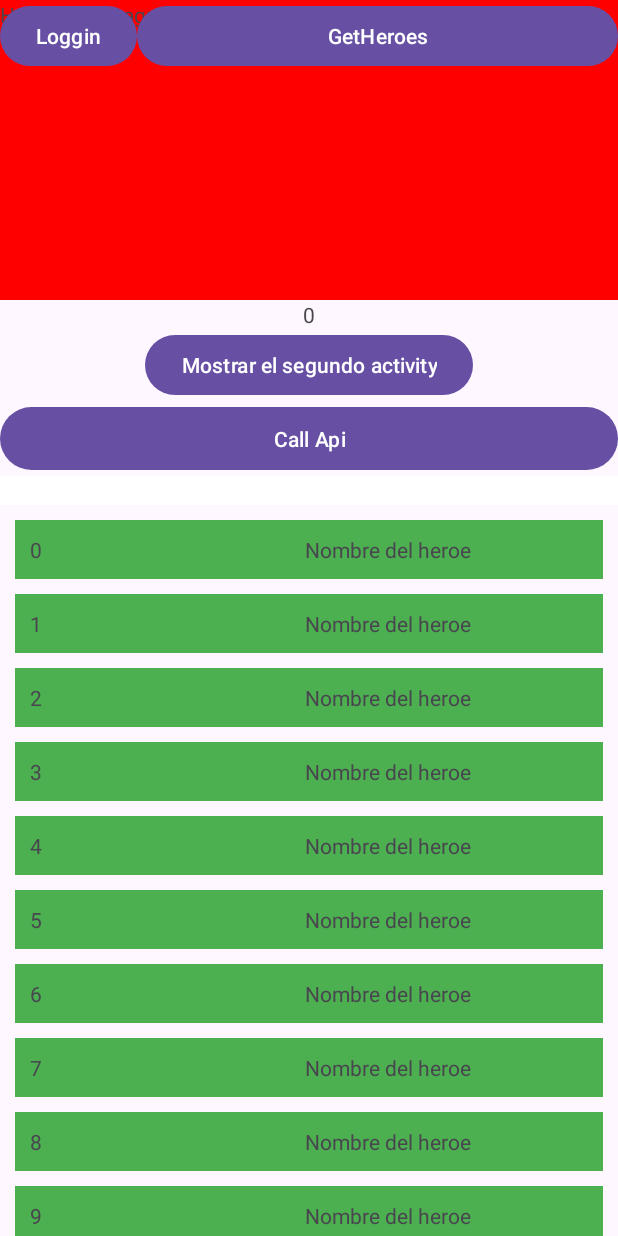
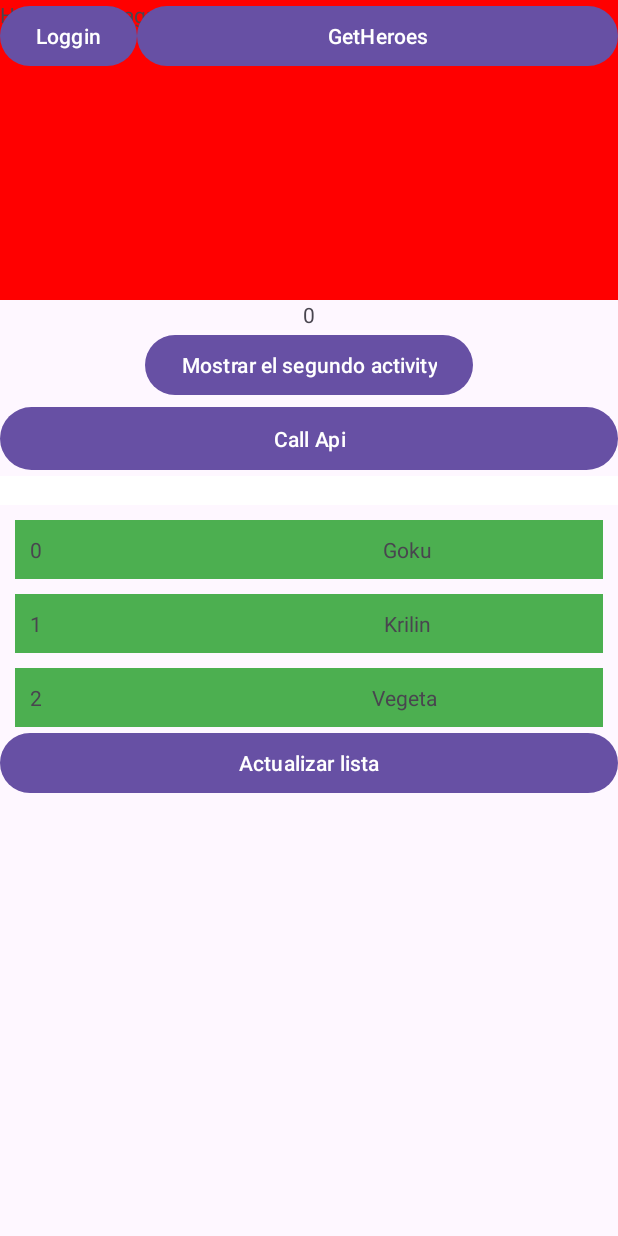
Before and after one commit to CristianHernan92/KeepCoding-AndroidFundamentos, an Android app: the screen it shows after launch (MainActivity), on a phone screen of 412 x 824 dp. Run offline under Robolectric (Android 15) with nearby library versions, the phone set to English and light mode, and no system bars; 1 statement that could not run was skipped.

Commit message:
Listas - segunda  parte (se ve la actualización de la lista de manera interna (no estándo la aplicación todavía ejecutandose frente al usuario) y externa (estando la aplicación ya ejecutada mostrandose al usuario) desde un botón)

```diff
--- /dev/null
+++ b/ResumenPracticadeloexplicadoenlasclases/app/src/main/java/com/example/resumenpracticadeloexplicadoenlasclases/Hero.kt
@@ -0,0 +1,5 @@
+package com.example.resumenpracticadeloexplicadoenlasclases
+
+data class Hero (
+    val nombre: String
+)
--- a/ResumenPracticadeloexplicadoenlasclases/app/src/main/java/com/example/resumenpracticadeloexplicadoenlasclases/HeroAdapter.kt
+++ b/ResumenPracticadeloexplicadoenlasclases/app/src/main/java/com/example/resumenpracticadeloexplicadoenlasclases/HeroAdapter.kt
@@ -1,7 +1,9 @@
 package com.example.resumenpracticadeloexplicadoenlasclases
 
+import android.util.Log
 import android.view.LayoutInflater
 import android.view.ViewGroup
+import android.widget.Toast
 import androidx.recyclerview.widget.RecyclerView
 import com.example.resumenpracticadeloexplicadoenlasclases.databinding.CeldaBinding
 
@@ -9,6 +11,8 @@ import com.example.resumenpracticadeloexplicadoenlasclases.databinding.CeldaBind
 
 //el "ADAPTER"
 class HeroAdapter: RecyclerView.Adapter<HeroAdapter.HeroViewHolder>() {
+    private var heroList: List<Hero> = emptyList()
+
     //esta clase vendría a ser el activity de la celda
     //-se usa como el tipo del adaptador del "RECYCLERVIEW" que necesita el ADAPTER
     //-como diseño xml de dicha vista es el "celda.xml" (por eso ponemos CeldaBinding en el parámetro binding)
@@ -16,11 +20,20 @@ class HeroAdapter: RecyclerView.Adapter<HeroAdapter.HeroViewHolder>() {
         fun mostrarPosición(position: Int){
             binding.id.text = position.toString()
         }
+
+        fun mostrarHeroe(hero: Hero){
+            binding.nombre.text = hero.nombre
+
+            //hacemos que al hacer click en la celda se muestre el popup toast con el nombre del heroe
+            binding.root.setOnClickListener {
+                Toast.makeText(this.binding.root.context,hero.nombre,Toast.LENGTH_LONG).show()
+            }
+        }
     }
 
     //le decimos cuantos elementos tiene mi lista
     override fun getItemCount(): Int {
-        return 100
+        return this.heroList.count()
     }
 
     //este sería el "onCreate" del activity
@@ -38,5 +51,18 @@ class HeroAdapter: RecyclerView.Adapter<HeroAdapter.HeroViewHolder>() {
     override fun onBindViewHolder(holder: HeroViewHolder, position: Int) {
         //ejecutamos la función que creamos en el activity que hace escribir la posición de la celda en el diseño de la vista
         holder.mostrarPosición(position)
+        holder.mostrarHeroe(this.heroList[position])
+    }
+
+    //esta función la usamos para actualizar la lista (antes de que la aplicación se esté ejecutando y mostrando al usuario)
+    fun actualizarLista(heroList: List<Hero>){
+        this.heroList = heroList
+    }
+
+    //esta función la usamos para actualizar la lista (ya estando la aplicación mostrandose al usuario)
+    fun actualizarListaDesdeBotón(heroList: List<Hero>){
+        this.heroList = heroList
+        //como actualizamos la lista con la aplicación ya abierta en ejecución le tenemos que decir al adapter que se tiene que actualizar porque ya no se actualiza automáticamente como antes, sino que no sabe que se tiene que actualizar
+        notifyDataSetChanged()
     }
 }
--- a/ResumenPracticadeloexplicadoenlasclases/app/src/main/java/com/example/resumenpracticadeloexplicadoenlasclases/MainActivity.kt
+++ b/ResumenPracticadeloexplicadoenlasclases/app/src/main/java/com/example/resumenpracticadeloexplicadoenlasclases/MainActivity.kt
@@ -131,6 +131,11 @@ class MainActivity : AppCompatActivity() {
         //LISTAS
 
         configurarRecyclerView()
+        rellenarLista()
+
+        binding.botNActualizarLista?.setOnClickListener {
+            rellenarListaDesdeBotón()
+        }
     }
 
     /*
@@ -338,4 +343,24 @@ class MainActivity : AppCompatActivity() {
         //asignamos el adaptador de la lista que manejará las celdas
         binding.Lista?.adapter = heroAdapter
     }
+
+    fun rellenarLista(){
+        val list = listOf<Hero>(
+            Hero(nombre = "Goku"),
+            Hero(nombre = "Krilin"),
+            Hero(nombre = "Vegeta"),
+        )
+
+        heroAdapter.actualizarLista(list)
+    }
+
+    fun rellenarListaDesdeBotón(){
+        val list = listOf<Hero>(
+            Hero(nombre = "Goku2"),
+            Hero(nombre = "Krilin2"),
+            Hero(nombre = "Vegeta2"),
+        )
+
+        heroAdapter.actualizarListaDesdeBotón(list)
+    }
 }
--- a/ResumenPracticadeloexplicadoenlasclases/app/src/main/res/layout/activity_main.xml
+++ b/ResumenPracticadeloexplicadoenlasclases/app/src/main/res/layout/activity_main.xml
@@ -106,4 +106,17 @@
         app:layout_constraintEnd_toEndOf="parent"
         />
 
+    <Button
+        android:id="@+id/botón_actualizarLista"
+        android:layout_width="0dp"
+        android:layout_height="wrap_content"
+        android:text="Actualizar lista"
+
+        app:layout_constraintTop_toBottomOf="@id/Lista"
+        app:layout_constraintStart_toStartOf="parent"
+        app:layout_constraintEnd_toEndOf="parent"
+        >
+
+    </Button>
+
 </androidx.constraintlayout.widget.ConstraintLayout>
--- a/ResumenPracticadeloexplicadoenlasclases/app/src/main/res/layout/celda.xml
+++ b/ResumenPracticadeloexplicadoenlasclases/app/src/main/res/layout/celda.xml
@@ -2,7 +2,7 @@
 <androidx.constraintlayout.widget.ConstraintLayout xmlns:android="http://schemas.android.com/apk/res/android"
     xmlns:app="http://schemas.android.com/apk/res-auto"
     android:layout_width="match_parent"
-    android:layout_height="match_parent">
+    android:layout_height="wrap_content">
 
     <LinearLayout
         android:id="@+id/celda"
```
